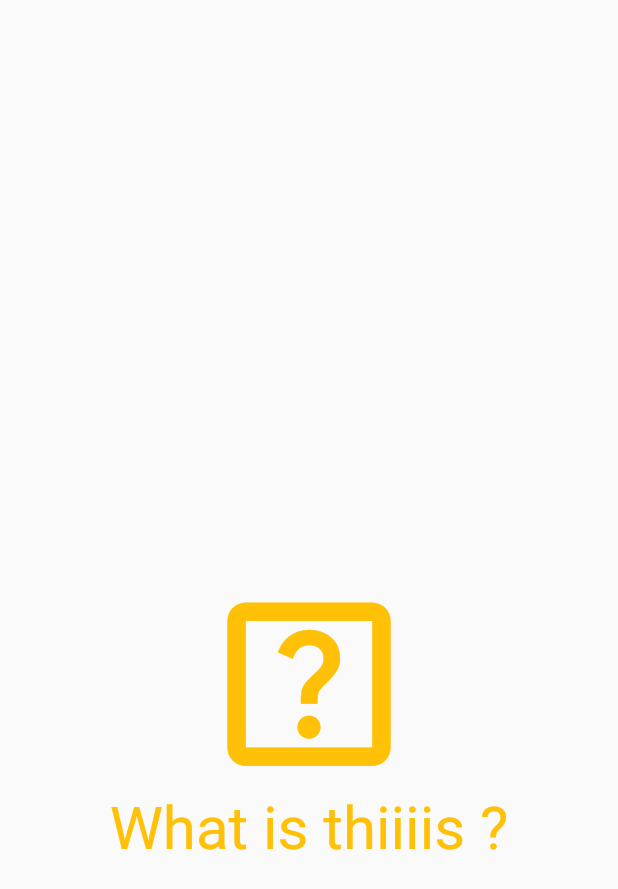
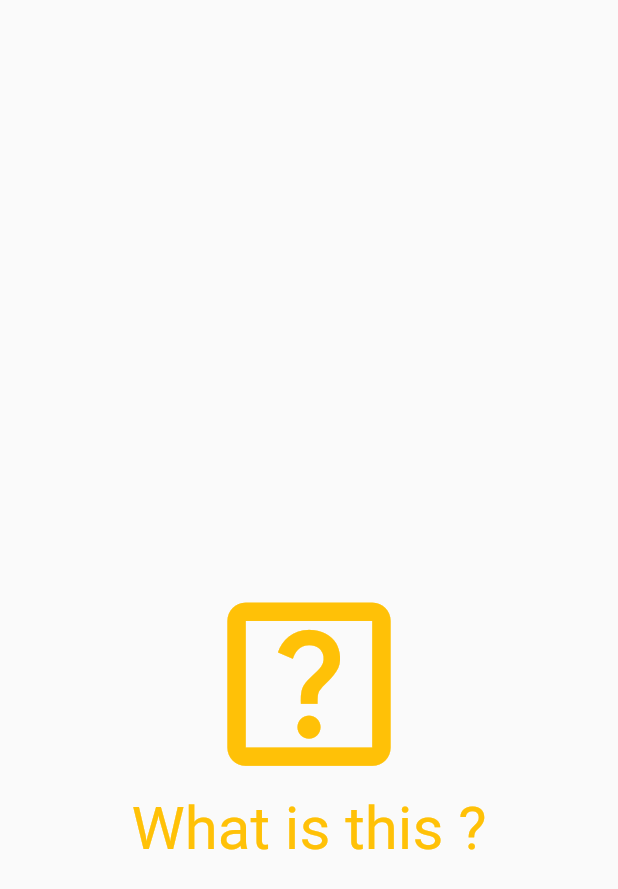
Before and after one commit to Tsumifa/Happy_Birthday_App, a Flutter app: the screen it shows after launch, on a phone screen of 412 x 824 dp. Shown: the top 889 px of the screen. Run offline on Flutter 3.47's test engine with Material 2 defaults, Android fonts, the phone set to English and light mode, and no system bars.

Commit message:
Update main.dart

```diff
--- a/happy_birthday/lib/main.dart
+++ b/happy_birthday/lib/main.dart
@@ -33,8 +33,8 @@ class _MyHomePageState extends State<MyHomePage> {
   String path = "assets/transparent.png";
   final _text = "HAPPY BIRTHDAY";
   String textToShow = "";
-  final _text2 = "What is thiiiis ?";
-  String textToShow2 = "What is thiiiis ?";
+  final _text2 = "What is this ?";
+  String textToShow2 = "What is this ?";
   IconData _icon = Icons.favorite;
   IconData iconToShow = Icons.help_center_outlined;
 
```
